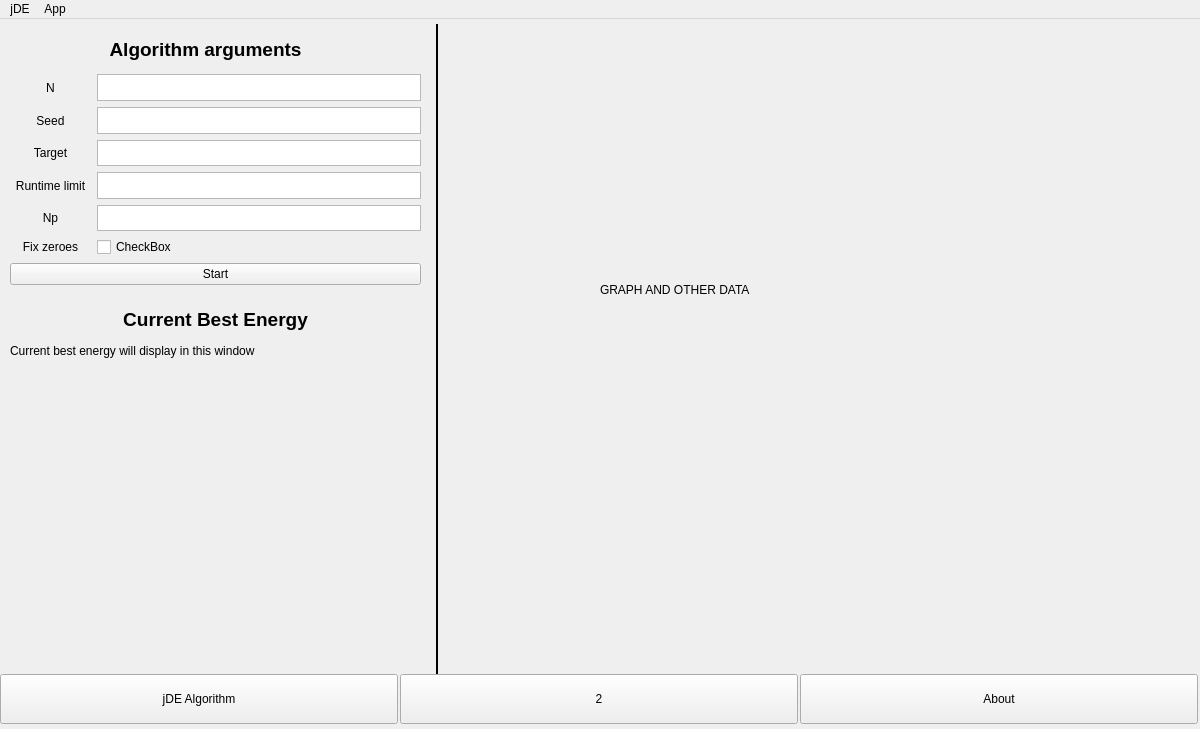
Qt form mainwindow.ui (DvdJ002/lennard-jones-clusters-jDE) before a commit.
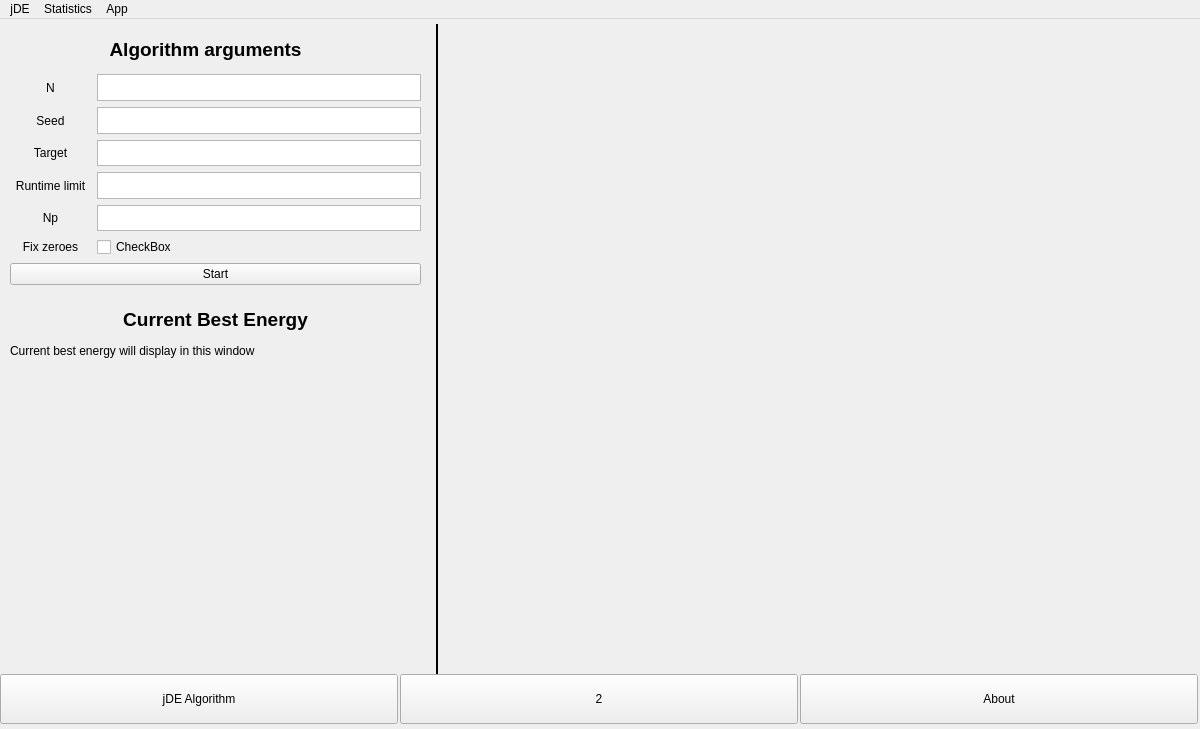
The same form after that commit. The open tabs and pages were chosen to show the change.

Commit message: Added live jDE output graph. Best energy ouput now displays runtime. Minor menu bar additions

Patch:
```diff
--- a/mainwindow.ui
+++ b/mainwindow.ui
@@ -332,19 +332,6 @@
        <set>Qt::AlignmentFlag::AlignCenter</set>
       </property>
      </widget>
-     <widget class="QLabel" name="label_11">
-      <property name="geometry">
-       <rect>
-        <x>600</x>
-        <y>200</y>
-        <width>341</width>
-        <height>131</height>
-       </rect>
-      </property>
-      <property name="text">
-       <string>GRAPH AND OTHER DATA</string>
-      </property>
-     </widget>
      <widget class="QLabel" name="label_livedata">
       <property name="geometry">
        <rect>
@@ -383,6 +370,17 @@
        <set>Qt::AlignmentFlag::AlignLeading|Qt::AlignmentFlag::AlignLeft|Qt::AlignmentFlag::AlignTop</set>
       </property>
      </widget>
+     <widget class="QWidget" name="verticalLayoutWidget">
+      <property name="geometry">
+       <rect>
+        <x>460</x>
+        <y>10</y>
+        <width>711</width>
+        <height>401</height>
+       </rect>
+      </property>
+      <layout class="QVBoxLayout" name="graphLayout"/>
+     </widget>
     </widget>
     <widget class="QWidget" name="page_2">
      <widget class="QLabel" name="label_2">
@@ -516,7 +514,15 @@
     </property>
     <addaction name="actionExit"/>
    </widget>
+   <widget class="QMenu" name="menuStatistics">
+    <property name="title">
+     <string>Statistics</string>
+    </property>
+    <addaction name="actionjDE_Stats"/>
+    <addaction name="actionApplication_stats"/>
+   </widget>
    <addaction name="menujDE"/>
+   <addaction name="menuStatistics"/>
    <addaction name="menuApp"/>
   </widget>
   <action name="actionImport_jDE_arguments">
```
Left out of the diff: 12 changed lines with no effect on the pictures. The commit also changes 9 other files.
